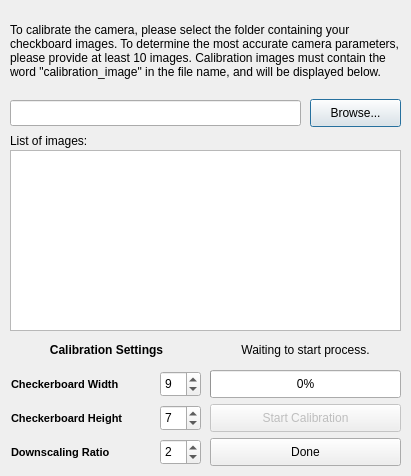
This is gui/dialogCameraCalibration.ui in Spinarakk/defectmonitor as Qt 5 draws it before an edit. The edited form follows.
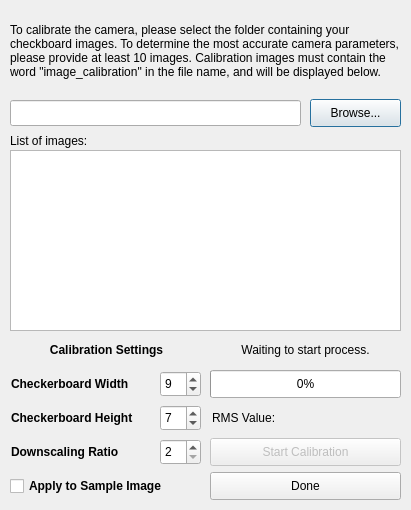
This is the edited form. Icons and pictures are not drawn.

Commit message: - Fixed a KeyError with the maximum number of layers - Found some major issues 	- .cls files larger than 30 mb appears to cause memory errors 	- Drawing more than one contour doesn't appear to work properly - Updated the Readme with an installation guide to run the program on a fresh machine - Started implementing the camera calibration code into the main program

The edit to the form file:
```diff
--- a/gui/dialogCameraCalibration.ui
+++ b/gui/dialogCameraCalibration.ui
@@ -7,9 +7,21 @@
     <x>0</x>
     <y>0</y>
     <width>411</width>
-    <height>476</height>
+    <height>510</height>
    </rect>
   </property>
+  <property name="minimumSize">
+   <size>
+    <width>411</width>
+    <height>510</height>
+   </size>
+  </property>
+  <property name="maximumSize">
+   <size>
+    <width>411</width>
+    <height>510</height>
+   </size>
+  </property>
   <property name="windowTitle">
    <string>Camera Calibration</string>
   </property>
@@ -30,7 +42,7 @@
     </rect>
    </property>
    <property name="text">
-    <string>To calibrate the camera, please select the folder containing your checkboard images. To determine the most accurate camera parameters, please provide at least 10 images. Calibration images must contain the word &quot;calibration_image&quot; in the file name, and will be displayed below.</string>
+    <string>To calibrate the camera, please select the folder containing your checkboard images. To determine the most accurate camera parameters, please provide at least 10 images. Calibration images must contain the word &quot;image_calibration&quot; in the file name, and will be displayed below.</string>
    </property>
    <property name="scaledContents">
     <bool>false</bool>
@@ -59,7 +71,7 @@
    <property name="geometry">
     <rect>
      <x>210</x>
-     <y>404</y>
+     <y>438</y>
      <width>191</width>
      <height>28</height>
     </rect>
@@ -72,7 +84,7 @@
    <property name="geometry">
     <rect>
      <x>210</x>
-     <y>438</y>
+     <y>472</y>
      <width>191</width>
      <height>28</height>
     </rect>
@@ -177,7 +189,6 @@
    </property>
    <property name="font">
     <font>
-     <pointsize>8</pointsize>
      <weight>75</weight>
      <bold>true</bold>
     </font>
@@ -200,7 +211,6 @@
    </property>
    <property name="font">
     <font>
-     <pointsize>8</pointsize>
      <weight>75</weight>
      <bold>true</bold>
     </font>
@@ -223,7 +233,6 @@
    </property>
    <property name="font">
     <font>
-     <pointsize>8</pointsize>
      <weight>75</weight>
      <bold>true</bold>
     </font>
@@ -292,7 +301,7 @@
     <string>1 - 4</string>
    </property>
    <property name="minimum">
-    <number>1</number>
+    <number>2</number>
    </property>
    <property name="maximum">
     <number>4</number>
@@ -314,6 +323,41 @@
     <bool>true</bool>
    </property>
   </widget>
+  <widget class="QCheckBox" name="checkApply">
+   <property name="geometry">
+    <rect>
+     <x>10</x>
+     <y>472</y>
+     <width>191</width>
+     <height>28</height>
+    </rect>
+   </property>
+   <property name="font">
+    <font>
+     <weight>75</weight>
+     <bold>true</bold>
+    </font>
+   </property>
+   <property name="text">
+    <string>Apply to Sample Image</string>
+   </property>
+  </widget>
+  <widget class="QLabel" name="labelRMS">
+   <property name="geometry">
+    <rect>
+     <x>212</x>
+     <y>404</y>
+     <width>191</width>
+     <height>28</height>
+    </rect>
+   </property>
+   <property name="text">
+    <string>RMS Value:</string>
+   </property>
+   <property name="alignment">
+    <set>Qt::AlignLeading|Qt::AlignLeft|Qt::AlignVCenter</set>
+   </property>
+  </widget>
  </widget>
  <resources>
   <include location="icons.qrc"/>
```
Left out of the diff: 8 changed lines with no effect on the pictures. The commit also changes 8 other files.
